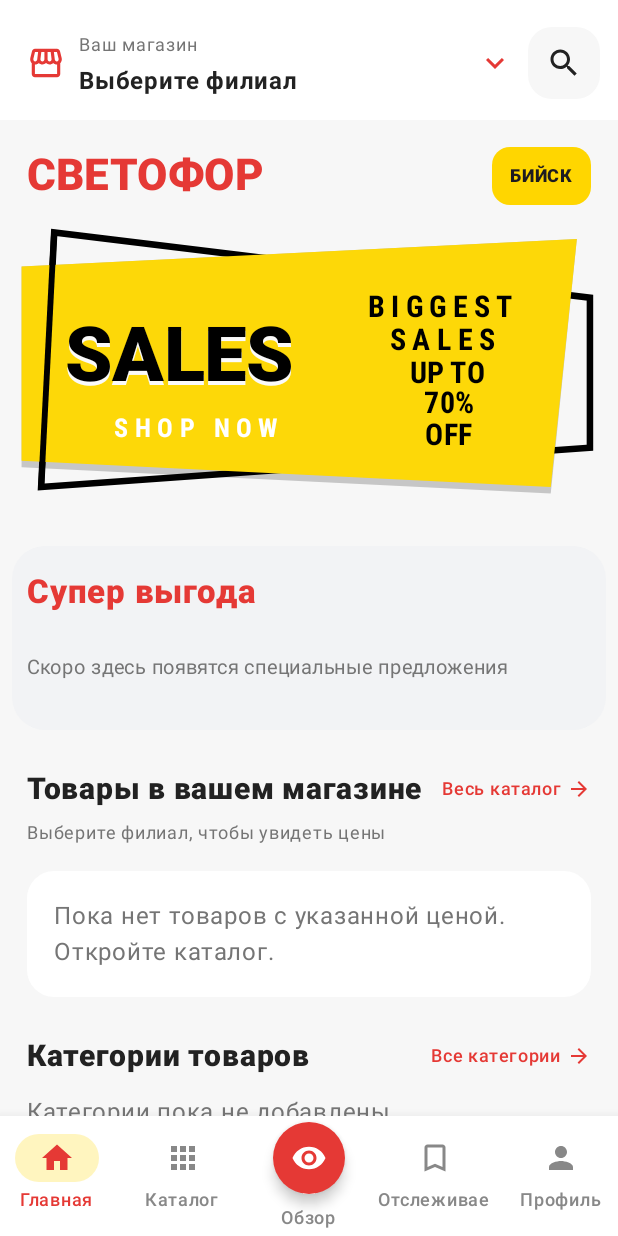
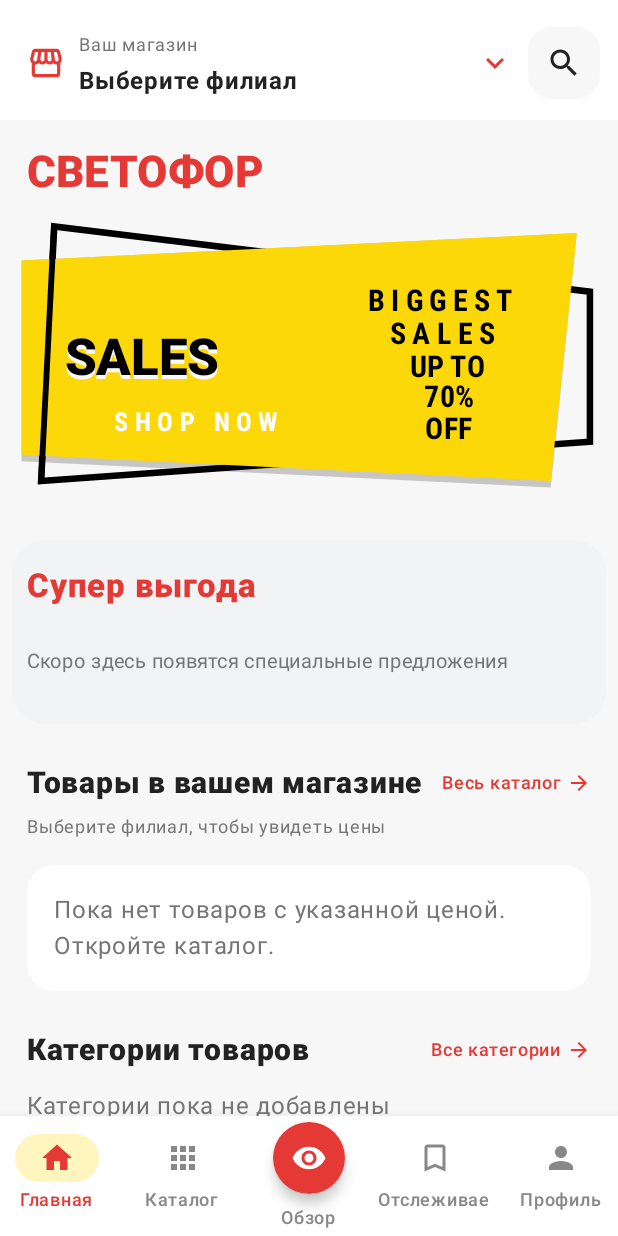
Before and after one commit to Stran22/svetofor22, an Android app built with Jetpack Compose: the HomeScreen screen opened through its navigation route, on a phone screen of 412 x 824 dp. Run offline under Robolectric (Android 15) with nearby library versions, the phone set to English and light mode, and no system bars; libraries missing offline, so code that uses them is left out: com.vk.id; network calls fail.

Commit message:
style(android): remove Biysk header badge and reduce SALES heading size

```diff
--- a/android/app/src/main/java/ru/svet22/app/ui/home/HomeScreen.kt
+++ b/android/app/src/main/java/ru/svet22/app/ui/home/HomeScreen.kt
@@ -157,10 +157,7 @@ fun HomeScreen(
                 verticalAlignment = Alignment.CenterVertically
             ) {
                 Text("СВЕТОФОР", color = Red, fontWeight = FontWeight.ExtraBold, fontSize = 29.sp)
-                Spacer(Modifier.weight(1f))
-                Surface(color = Yellow, shape = RoundedCornerShape(12.dp)) {
-                    Text("БИЙСК", modifier = Modifier.padding(horizontal = 12.dp, vertical = 7.dp), fontSize = 12.sp, fontWeight = FontWeight.ExtraBold)
-                }
+
             }
             Spacer(Modifier.height(14.dp))
             if (salesBanner?.isEnabled != false) {
@@ -536,8 +533,8 @@ private fun SalesPromoBanner(
             polygon(floatArrayOf(30f, 5f, 20f, 200f, 440f, 170f, 440f, 55f), black, true, 5f)
             polygon(floatArrayOf(5f, 31f, 5f, 185f, 410f, 205f, 430f, 10f), 0x33000000)
             polygon(floatArrayOf(5f, 31f, 5f, 180f, 410f, 200f, 430f, 10f), 0xFFFDD808.toInt())
-            label(settings?.heading ?: "SALES", 38f, 122f, 58f, 0xFFFAFAFA.toInt(), headingFont = true)
-            label(settings?.heading ?: "SALES", 38f, 119f, 58f, black, headingFont = true)
+            label(settings?.heading ?: "SALES", 38f, 122f, 39f, 0xFFFAFAFA.toInt(), headingFont = true)
+            label(settings?.heading ?: "SALES", 38f, 119f, 39f, black, headingFont = true)
             label((settings?.ctaText ?: "SHOP NOW").uppercase(Locale.ROOT).toCharArray().joinToString(" "), 76f, 161.5f, 20f, android.graphics.Color.WHITE)
             if (!productMode || productBitmap == null) {
                 if (settings == null) {
```
